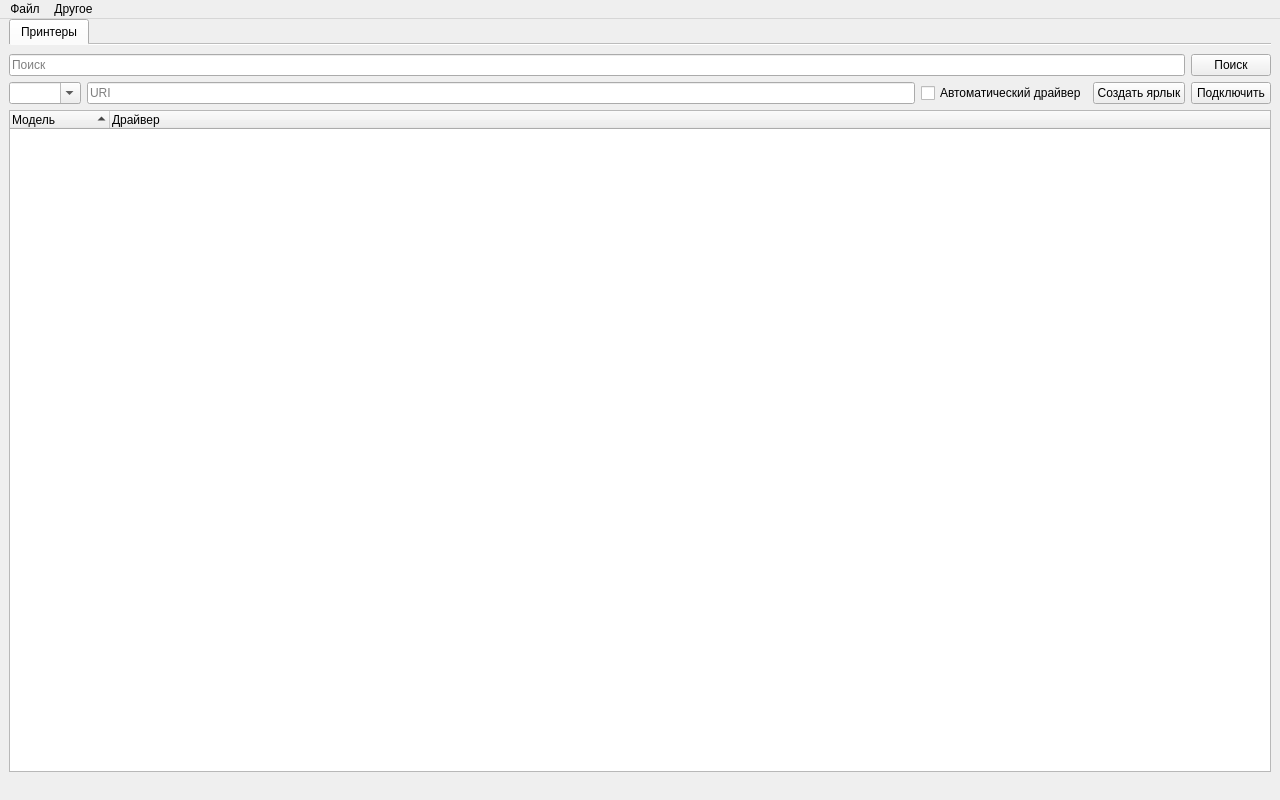
The window that forms/main_window.ui (Communist02/CUPS) describes before a commit, drawn with Qt 5.
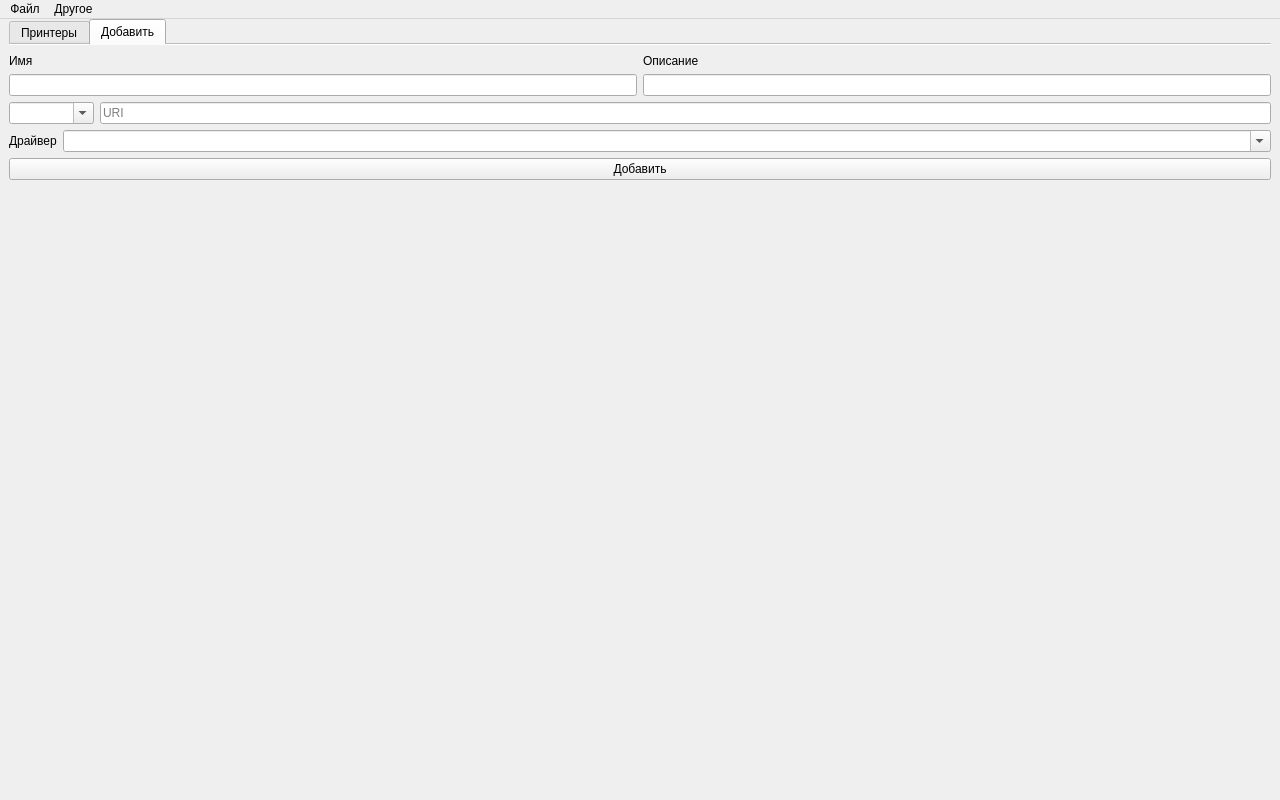
The same window after the commit. The open tabs and pages were chosen to show the change. Icons and pictures are not drawn.

Patch:
```diff
--- a/forms/main_window.ui
+++ b/forms/main_window.ui
@@ -56,7 +56,26 @@
            </widget>
           </item>
           <item>
-           <widget class="QPushButton" name="button_search">
+           <widget class="QComboBox" name="comboBox_search_mode">
+            <item>
+             <property name="text">
+              <string>Показывать все</string>
+             </property>
+            </item>
+            <item>
+             <property name="text">
+              <string>Только, где есть URI</string>
+             </property>
+            </item>
+            <item>
+             <property name="text">
+              <string>Только, где нет URI</string>
+             </property>
+            </item>
+           </widget>
+          </item>
+          <item>
+           <widget class="QPushButton" name="pushButton_search">
             <property name="text">
              <string>Поиск</string>
             </property>
@@ -130,10 +149,128 @@
             <string>Драйвер</string>
            </property>
           </column>
+          <column>
+           <property name="text">
+            <string>URI</string>
+           </property>
+          </column>
          </widget>
         </item>
        </layout>
       </widget>
+      <widget class="QWidget" name="tab_add">
+       <attribute name="icon">
+        <iconset theme="list-add"/>
+       </attribute>
+       <attribute name="title">
+        <string>Добавить</string>
+       </attribute>
+       <layout class="QVBoxLayout" name="verticalLayout_2">
+        <property name="leftMargin">
+         <number>0</number>
+        </property>
+        <property name="rightMargin">
+         <number>0</number>
+        </property>
+        <item>
+         <layout class="QHBoxLayout" name="horizontalLayout_3">
+          <item>
+           <layout class="QVBoxLayout" name="verticalLayout_3">
+            <item>
+             <widget class="QLabel" name="label">
+              <property name="text">
+               <string>Имя</string>
+              </property>
+             </widget>
+            </item>
+            <item>
+             <widget class="QLineEdit" name="lineEdit_add_name"/>
+            </item>
+           </layout>
+          </item>
+          <item>
+           <layout class="QVBoxLayout" name="verticalLayout_6">
+            <item>
+             <widget class="QLabel" name="label_3">
+              <property name="text">
+               <string>Описание</string>
+              </property>
+             </widget>
+            </item>
+            <item>
+             <widget class="QLineEdit" name="lineEdit_desc"/>
+            </item>
+           </layout>
+          </item>
+         </layout>
+        </item>
+        <item>
+         <layout class="QHBoxLayout" name="horizontalLayout_2">
+          <item>
+           <widget class="QComboBox" name="comboBox_add_protocol">
+            <property name="editable">
+             <bool>true</bool>
+            </property>
+            <property name="placeholderText">
+             <string>Протокол</string>
+            </property>
+           </widget>
+          </item>
+          <item>
+           <widget class="QLineEdit" name="lineEdit_add_uri">
+            <property name="placeholderText">
+             <string>URI</string>
+            </property>
+           </widget>
+          </item>
+         </layout>
+        </item>
+        <item>
+         <layout class="QHBoxLayout" name="horizontalLayout_4">
+          <item>
+           <widget class="QLabel" name="label_2">
+            <property name="sizePolicy">
+             <sizepolicy hsizetype="Fixed" vsizetype="Preferred">
+              <horstretch>0</horstretch>
+              <verstretch>0</verstretch>
+             </sizepolicy>
+            </property>
+            <property name="text">
+             <string>Драйвер</string>
+            </property>
+           </widget>
+          </item>
+          <item>
+           <widget class="QComboBox" name="comboBox_add_driver">
+            <property name="editable">
+             <bool>true</bool>
+            </property>
+           </widget>
+          </item>
+         </layout>
+        </item>
+        <item>
+         <widget class="QPushButton" name="pushButton_add">
+          <property name="text">
+           <string>Добавить</string>
+          </property>
+         </widget>
+        </item>
+        <item>
+         <spacer name="verticalSpacer">
+          <property name="orientation">
+           <enum>Qt::Orientation::Vertical</enum>
+          </property>
+          <property name="sizeHint" stdset="0">
+           <size>
+            <width>20</width>
+            <height>40</height>
+           </size>
+          </property>
+         </spacer>
+        </item>
+       </layout>
+      </widget>
      </widget>
     </item>
    </layout>
```
Left out of the diff: 6 changed lines with no effect on the pictures.
